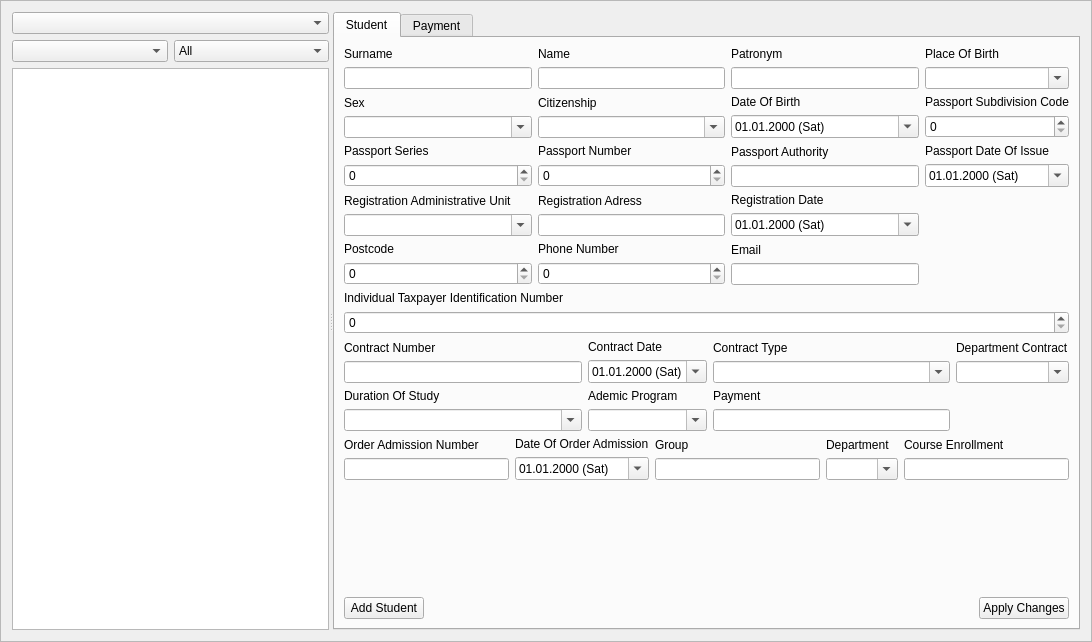
Qt form framestudet.ui (sadovskiy/sysman) before a commit.
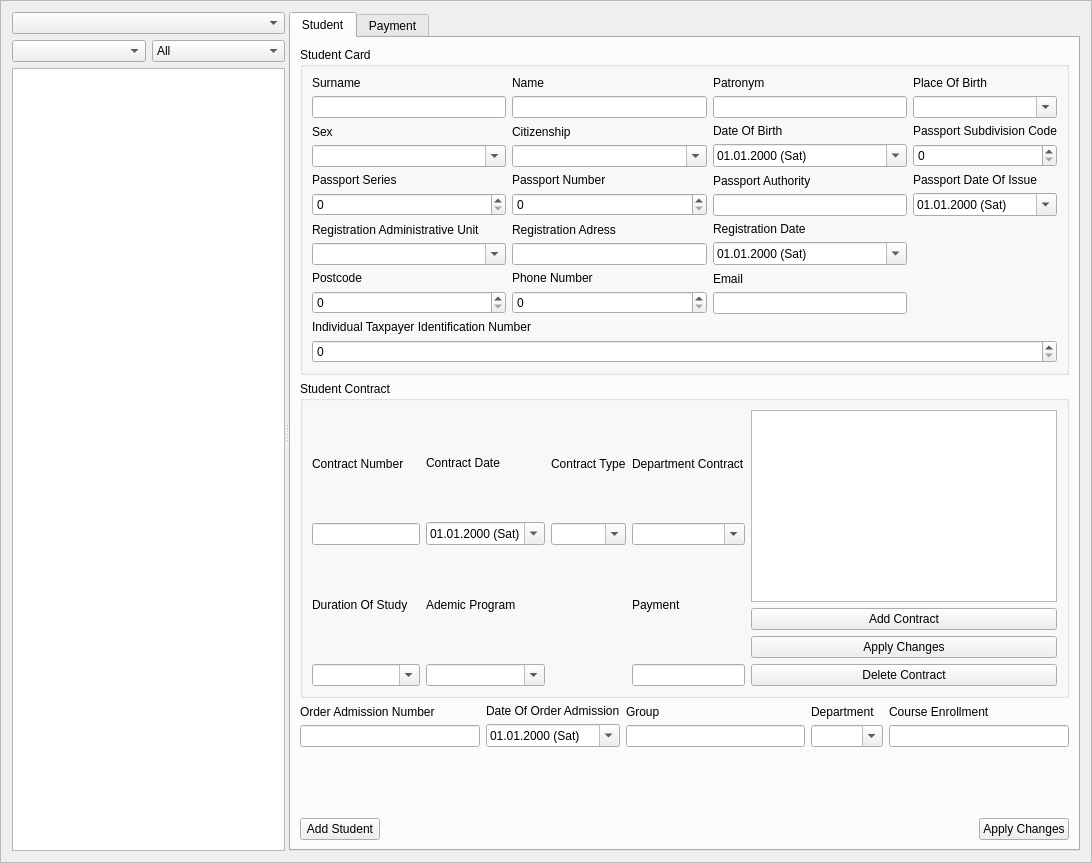
The same form after that commit.

Commit message: Исправил некоторые ошибки редактирования карточки студента.

```diff
--- a/framestudet.ui
+++ b/framestudet.ui
@@ -7,7 +7,7 @@
     <x>0</x>
     <y>0</y>
     <width>1092</width>
-    <height>642</height>
+    <height>863</height>
    </rect>
   </property>
   <property name="windowTitle">
@@ -20,7 +20,7 @@
    <enum>QFrame::Raised</enum>
   </property>
   <layout class="QGridLayout" name="gridLayout">
-   <item row="0" column="0">
+   <item row="0" column="1">
     <widget class="QSplitter" name="splitter">
      <property name="orientation">
       <enum>Qt::Horizontal</enum>
@@ -209,166 +209,35 @@
        <attribute name="title">
         <string>Student</string>
        </attribute>
+       <layout class="QGridLayout" name="gridLayout_8">
+        <item row="0" column="0">
+         <widget class="QGroupBox" name="groupBoxStudent">
+          <property name="title">
+           <string>Student Card</string>
+          </property>
        <layout class="QGridLayout" name="gridLayout_6">
-        <item row="4" column="0">
-         <layout class="QHBoxLayout" name="horizontalLayout_4">
-          <item>
-           <widget class="QPushButton" name="pushButton">
-            <property name="text">
-             <string>Add Student</string>
-            </property>
-           </widget>
-          </item>
-          <item>
-           <spacer name="horizontalSpacer_2">
-            <property name="orientation">
-             <enum>Qt::Horizontal</enum>
-            </property>
-            <property name="sizeHint" stdset="0">
-             <size>
-              <width>40</width>
-              <height>20</height>
-             </size>
-            </property>
-           </spacer>
-          </item>
-          <item>
-           <widget class="QPushButton" name="pushButton_2">
-            <property name="text">
-             <string>Apply Changes</string>
-            </property>
-           </widget>
-          </item>
-         </layout>
-        </item>
         <item row="1" column="0">
-         <layout class="QGridLayout" name="gridLayout_4">
-          <item row="0" column="1">
-           <layout class="QVBoxLayout" name="verticalLayoutContractDate">
+            <layout class="QVBoxLayout" name="verticalLayoutIndividualTaxpayerIdentificationNumber">
             <item>
-             <widget class="QLabel" name="labelContractDate">
+              <widget class="QLabel" name="labelIndividualTaxpayerIdentificationNumber">
               <property name="text">
-               <string>Contract Date</string>
-              </property>
-             </widget>
-            </item>
-            <item>
-             <widget class="QDateEdit" name="dateEditContractDate">
-              <property name="displayFormat">
-               <string notr="true">dd.MM.yyyy (ddd)</string>
-              </property>
-              <property name="calendarPopup">
-               <bool>true</bool>
-              </property>
-             </widget>
-            </item>
-           </layout>
-          </item>
-          <item row="1" column="2">
-           <layout class="QVBoxLayout" name="verticalLayoutPayment">
+                <string>Individual Taxpayer Identification Number</string>
+               </property>
+               <property name="buddy">
+                <cstring>labelIndividualTaxpayerIdentificationNumber</cstring>
+               </property>
+              </widget>
+             </item>
             <item>
-             <widget class="QLabel" name="labelPayment">
-              <property name="text">
-               <string>Payment</string>
+              <widget class="QSpinBox" name="spinBoxIndividualTaxpayerIdentificationNumber">
+               <property name="maximum">
+                <number>999999999</number>
               </property>
              </widget>
             </item>
-            <item>
-             <widget class="QLineEdit" name="lineEditPayment"/>
-            </item>
            </layout>
           </item>
           <item row="0" column="0">
-           <layout class="QVBoxLayout" name="verticalLayoutContractNumber">
-            <item>
-             <widget class="QLabel" name="labelContractNumber">
-              <property name="text">
-               <string>Contract Number</string>
-              </property>
-             </widget>
-            </item>
-            <item>
-             <widget class="QLineEdit" name="lineEditContractNumber"/>
-            </item>
-           </layout>
-          </item>
-          <item row="0" column="2">
-           <layout class="QVBoxLayout" name="verticalLayoutContractType">
-            <item>
-             <widget class="QLabel" name="labelContractType">
-              <property name="text">
-               <string>Contract Type</string>
-              </property>
-             </widget>
-            </item>
-            <item>
-             <widget class="QComboBox" name="comboBoxContractType">
-              <property name="editable">
-               <bool>true</bool>
-              </property>
-             </widget>
-            </item>
-           </layout>
-          </item>
-          <item row="0" column="3">
-           <layout class="QVBoxLayout" name="verticalLayoutDepartmentContract">
-            <item>
-             <widget class="QLabel" name="labelDepartmentContract">
-              <property name="text">
-               <string>Department Contract</string>
-              </property>
-             </widget>
-            </item>
-            <item>
-             <widget class="QComboBox" name="comboBoxDepartmentContract">
-              <property name="editable">
-               <bool>true</bool>
-              </property>
-             </widget>
-            </item>
-           </layout>
-          </item>
-          <item row="1" column="0">
-           <layout class="QVBoxLayout" name="verticalLayoutYearOfStudy">
-            <item>
-             <widget class="QLabel" name="labelDurationOfStudy">
-              <property name="text">
-               <string>Duration Of Study</string>
-              </property>
-             </widget>
-            </item>
-            <item>
-             <widget class="QComboBox" name="comboBoxDurationOfStudy">
-              <property name="editable">
-               <bool>true</bool>
-              </property>
-             </widget>
-            </item>
-           </layout>
-          </item>
-          <item row="1" column="1">
-           <layout class="QVBoxLayout" name="verticalLayoutacAdemicProgram">
-            <item>
-             <widget class="QLabel" name="labelAdemicProgram">
-              <property name="text">
-               <string>Ademic Program</string>
-              </property>
-             </widget>
-            </item>
-            <item>
-             <widget class="QComboBox" name="comboBoxAdemicProgram">
-              <property name="editable">
-               <bool>true</bool>
-              </property>
-             </widget>
-            </item>
-           </layout>
-          </item>
-         </layout>
-        </item>
-        <item row="0" column="0">
-         <layout class="QVBoxLayout" name="verticalLayout_4">
-          <item>
            <layout class="QGridLayout" name="gridLayout_3">
             <property name="sizeConstraint">
              <enum>QLayout::SetFixedSize</enum>
@@ -693,28 +562,170 @@
             </item>
            </layout>
           </item>
+          </layout>
+         </widget>
+        </item>
+        <item row="1" column="0">
+         <widget class="QGroupBox" name="groupBoxContract">
+          <property name="title">
+           <string>Student Contract</string>
+          </property>
+          <layout class="QGridLayout" name="gridLayout_7">
+           <item row="0" column="0">
+            <layout class="QGridLayout" name="gridLayout_4">
+             <item row="0" column="2">
+              <layout class="QVBoxLayout" name="verticalLayoutContractType">
           <item>
-           <layout class="QVBoxLayout" name="verticalLayoutIndividualTaxpayerIdentificationNumber">
+                <widget class="QLabel" name="labelContractType">
+                 <property name="text">
+                  <string>Contract Type</string>
+                 </property>
+                </widget>
+               </item>
             <item>
-             <widget class="QLabel" name="labelIndividualTaxpayerIdentificationNumber">
+                <widget class="QComboBox" name="comboBoxContractType">
+                 <property name="editable">
+                  <bool>true</bool>
+                 </property>
+                </widget>
+               </item>
+              </layout>
+             </item>
+             <item row="0" column="1">
+              <layout class="QVBoxLayout" name="verticalLayoutContractDate">
+               <item>
+                <widget class="QLabel" name="labelContractDate">
               <property name="text">
-               <string>Individual Taxpayer Identification Number</string>
-              </property>
-              <property name="buddy">
-               <cstring>labelIndividualTaxpayerIdentificationNumber</cstring>
-              </property>
-             </widget>
-            </item>
+                  <string>Contract Date</string>
+                 </property>
+                </widget>
+               </item>
+               <item>
+                <widget class="QDateEdit" name="dateEditContractDate">
+                 <property name="displayFormat">
+                  <string notr="true">dd.MM.yyyy (ddd)</string>
+                 </property>
+                 <property name="calendarPopup">
+                  <bool>true</bool>
+                 </property>
+                </widget>
+               </item>
+              </layout>
+             </item>
+             <item row="1" column="1">
+              <layout class="QVBoxLayout" name="verticalLayoutacAdemicProgram">
             <item>
-             <widget class="QSpinBox" name="spinBoxIndividualTaxpayerIdentificationNumber">
-              <property name="maximum">
-               <number>999999999</number>
+                <widget class="QLabel" name="labelAdemicProgram">
+                 <property name="text">
+                  <string>Ademic Program</string>
               </property>
              </widget>
             </item>
-           </layout>
-          </item>
-         </layout>
+               <item>
+                <widget class="QComboBox" name="comboBoxAdemicProgram">
+                 <property name="editable">
+                  <bool>true</bool>
+                 </property>
+                </widget>
+               </item>
+              </layout>
+             </item>
+             <item row="0" column="0">
+              <layout class="QVBoxLayout" name="verticalLayoutContractNumber">
+               <item>
+                <widget class="QLabel" name="labelContractNumber">
+                 <property name="text">
+                  <string>Contract Number</string>
+                 </property>
+                </widget>
+               </item>
+               <item>
+                <widget class="QLineEdit" name="lineEditContractNumber"/>
+               </item>
+              </layout>
+             </item>
+             <item row="0" column="3">
+              <layout class="QVBoxLayout" name="verticalLayoutDepartmentContract">
+               <item>
+                <widget class="QLabel" name="labelDepartmentContract">
+                 <property name="text">
+                  <string>Department Contract</string>
+                 </property>
+                </widget>
+               </item>
+               <item>
+                <widget class="QComboBox" name="comboBoxDepartmentContract">
+                 <property name="editable">
+                  <bool>true</bool>
+                 </property>
+                </widget>
+               </item>
+              </layout>
+             </item>
+             <item row="1" column="0">
+              <layout class="QVBoxLayout" name="verticalLayoutYearOfStudy">
+               <item>
+                <widget class="QLabel" name="labelDurationOfStudy">
+                 <property name="text">
+                  <string>Duration Of Study</string>
+                 </property>
+                </widget>
+               </item>
+               <item>
+                <widget class="QComboBox" name="comboBoxDurationOfStudy">
+                 <property name="editable">
+                  <bool>true</bool>
+                 </property>
+                </widget>
+               </item>
+              </layout>
+             </item>
+             <item row="1" column="3">
+              <layout class="QVBoxLayout" name="verticalLayoutPayment">
+               <item>
+                <widget class="QLabel" name="labelPayment">
+                 <property name="text">
+                  <string>Payment</string>
+                 </property>
+                </widget>
+               </item>
+               <item>
+                <widget class="QLineEdit" name="lineEditPayment"/>
+               </item>
+              </layout>
+             </item>
+            </layout>
+           </item>
+           <item row="0" column="1">
+            <layout class="QVBoxLayout" name="verticalLayout_4">
+             <item>
+              <widget class="QListView" name="listView"/>
+             </item>
+             <item>
+              <widget class="QPushButton" name="pushButton">
+               <property name="text">
+                <string>Add Contract</string>
+               </property>
+              </widget>
+             </item>
+             <item>
+              <widget class="QPushButton" name="pushButton_3">
+               <property name="text">
+                <string>Apply Changes</string>
+               </property>
+              </widget>
+             </item>
+             <item>
+              <widget class="QPushButton" name="pushButton_2">
+               <property name="text">
+                <string>Delete Contract</string>
+               </property>
+              </widget>
+             </item>
+            </layout>
+           </item>
+          </layout>
+         </widget>
         </item>
         <item row="2" column="0">
          <layout class="QGridLayout" name="gridLayout_5">
@@ -814,10 +825,38 @@
           </property>
          </spacer>
         </item>
-       </layout>
-       <zorder></zorder>
-       <zorder></zorder>
-       <zorder>verticalSpacer</zorder>
+        <item row="4" column="0">
+         <layout class="QHBoxLayout" name="horizontalLayout_4">
+          <item>
+           <widget class="QPushButton" name="pushButtonAddStudent">
+            <property name="text">
+             <string>Add Student</string>
+            </property>
+           </widget>
+          </item>
+          <item>
+           <spacer name="horizontalSpacer_2">
+            <property name="orientation">
+             <enum>Qt::Horizontal</enum>
+            </property>
+            <property name="sizeHint" stdset="0">
+             <size>
+              <width>40</width>
+              <height>20</height>
+             </size>
+            </property>
+           </spacer>
+          </item>
+          <item>
+           <widget class="QPushButton" name="pushButtonApplyChanges">
+            <property name="text">
+             <string>Apply Changes</string>
+            </property>
+           </widget>
+          </item>
+         </layout>
+        </item>
+       </layout>
       </widget>
       <widget class="QWidget" name="tabPayment">
        <attribute name="title">
```
Left out of the diff: 9 changed lines with no effect on the pictures. Lines whose indentation alone changed are shown as unchanged. The commit also changes 2 other files.
